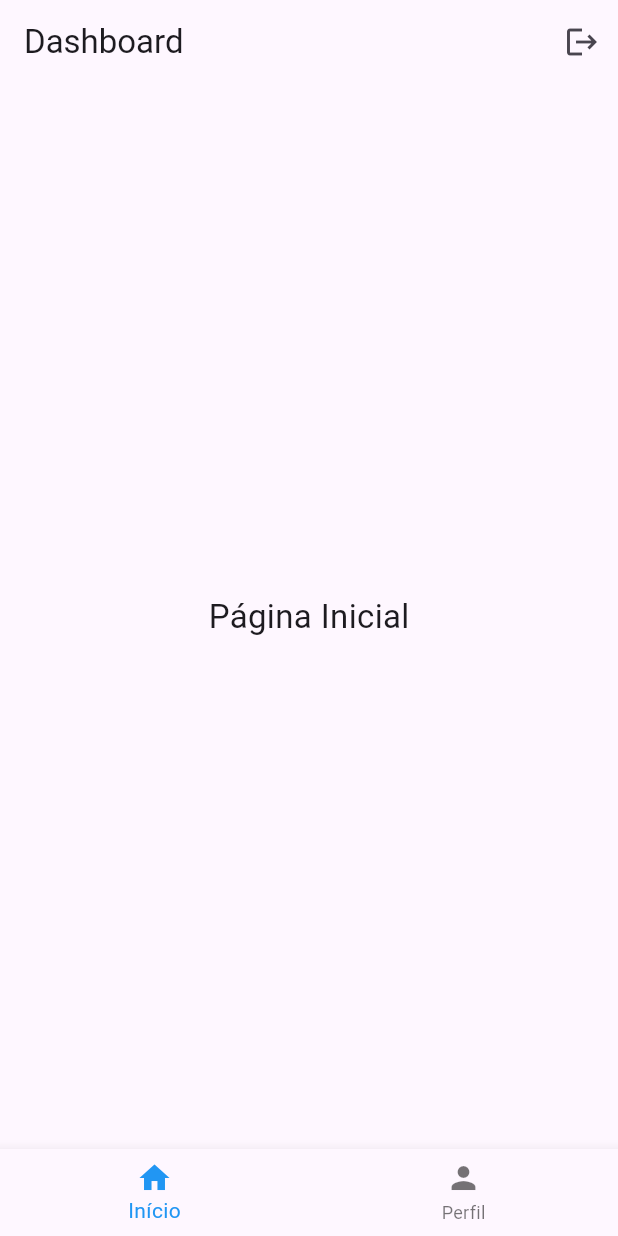
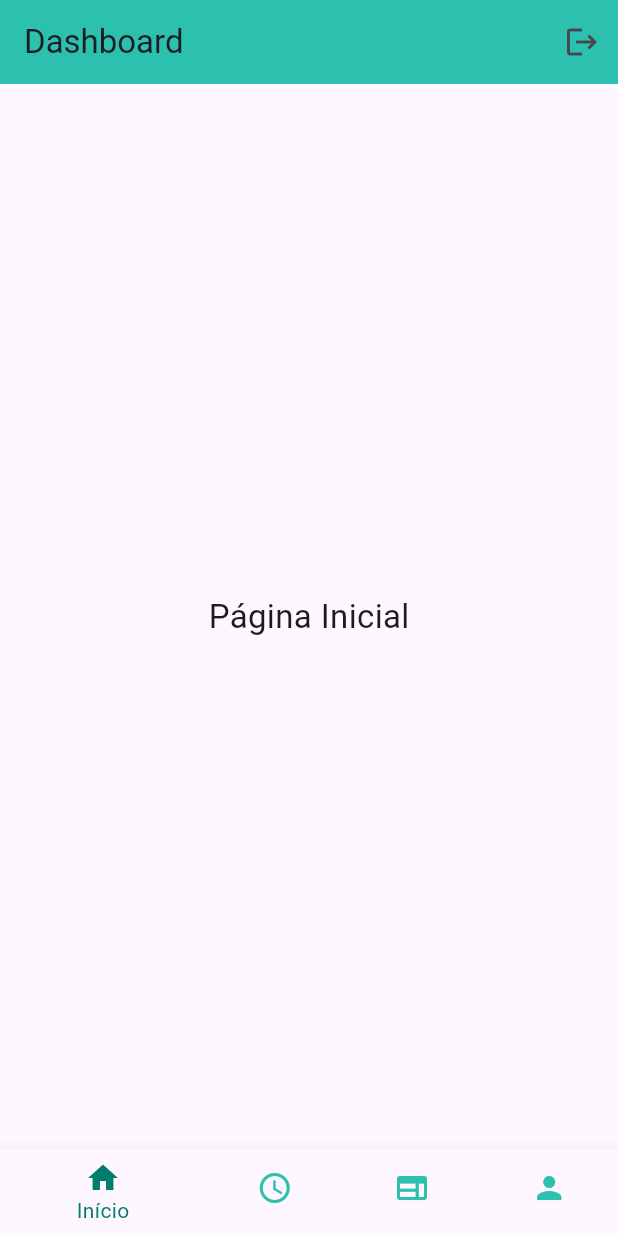
Before and after one commit to VidaRealDoKim/ApkTimeRoom, a Flutter app: the DashboardScreen screen opened directly, on a phone screen of 412 x 824 dp. Run offline on Flutter 3.47's test engine with Material 3 defaults, Android fonts, the phone set to English and light mode, and no system bars.

Commit message:
Adição de cores e novos botões no dashboard

```diff
--- a/lib/dashboard_screen.dart
+++ b/lib/dashboard_screen.dart
@@ -11,6 +11,8 @@ class _DashboardScreenState extends State<DashboardScreen> {
 
   final List<Widget> _pages = [
     Center(child: Text('Página Inicial', style: TextStyle(fontSize: 22))),
+    Center(child: Text('Reservas', style: TextStyle(fontSize: 22))),
+    Center(child: Text('Suas Salas', style: TextStyle(fontSize: 22))),
     Center(child: Text('Perfil do Usuário', style: TextStyle(fontSize: 22))),
   ];
 
@@ -31,6 +33,7 @@ class _DashboardScreenState extends State<DashboardScreen> {
   Widget build(BuildContext context) {
     return Scaffold(
       appBar: AppBar(
+        backgroundColor: Color(0xFF2CC0AF), // muda o topo
         title: Text('Dashboard'),
         actions: [
           IconButton(
@@ -42,18 +45,33 @@ class _DashboardScreenState extends State<DashboardScreen> {
       ),
       body: _pages[_selectedIndex],
       bottomNavigationBar: BottomNavigationBar(
+
         currentIndex: _selectedIndex,
         onTap: _onItemTapped,
-        selectedItemColor: Colors.blue,
+        backgroundColor: Color(0xFF2CC0AF),
+        selectedItemColor: Color(0xFF007D6E),
+        unselectedItemColor: Color(0xFF2CC0AF),
         items: const [
           BottomNavigationBarItem(
             icon: Icon(Icons.home),
             label: 'Início',
           ),
+
+          BottomNavigationBarItem(
+            icon: Icon(Icons.watch_later_outlined),
+            label: 'Reservas',
+          ),
+
+          BottomNavigationBarItem(
+            icon: Icon(Icons.web_outlined),
+            label: 'Salas',
+          ),
+
           BottomNavigationBarItem(
             icon: Icon(Icons.person),
             label: 'Perfil',
           ),
+
         ],
       ),
     );
```
